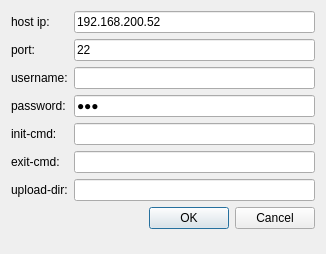
This is dialog_setting.ui in anzyelay/qvncclient as Qt 5 draws it before an edit. The edited form follows.
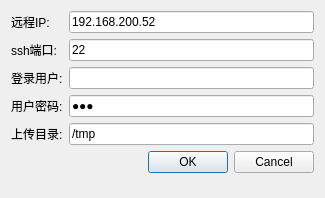
This is the edited form.

Commit message: 优化界面

```diff
--- a/dialog_setting.ui
+++ b/dialog_setting.ui
@@ -6,8 +6,8 @@
    <rect>
     <x>0</x>
     <y>0</y>
-    <width>326</width>
-    <height>254</height>
+    <width>325</width>
+    <height>198</height>
    </rect>
   </property>
   <property name="windowTitle">
@@ -17,7 +17,7 @@
    <item row="0" column="0">
     <widget class="QLabel" name="label">
      <property name="text">
-      <string>host ip:</string>
+      <string>远程IP:</string>
      </property>
     </widget>
    </item>
@@ -34,7 +34,7 @@
    <item row="1" column="0">
     <widget class="QLabel" name="label_2">
      <property name="text">
-      <string>port:</string>
+      <string>ssh端口:</string>
      </property>
     </widget>
    </item>
@@ -48,7 +48,7 @@
    <item row="2" column="0">
     <widget class="QLabel" name="label_3">
      <property name="text">
-      <string>username:</string>
+      <string>登录用户:</string>
      </property>
     </widget>
    </item>
@@ -58,7 +58,7 @@
    <item row="3" column="0">
     <widget class="QLabel" name="label_4">
      <property name="text">
-      <string>password:</string>
+      <string>用户密码:</string>
      </property>
     </widget>
    </item>
@@ -72,7 +72,24 @@
      </property>
     </widget>
    </item>
-   <item row="7" column="1">
+   <item row="4" column="0">
+    <widget class="QLabel" name="label_7">
+     <property name="text">
+      <string>上传目录:</string>
+     </property>
+    </widget>
+   </item>
+   <item row="4" column="1">
+    <widget class="QLineEdit" name="uploadDir">
+     <property name="text">
+      <string>/tmp</string>
+     </property>
+     <property name="echoMode">
+      <enum>QLineEdit::Normal</enum>
+     </property>
+    </widget>
+   </item>
+   <item row="5" column="1">
     <widget class="QDialogButtonBox" name="buttonBox">
      <property name="orientation">
       <enum>Qt::Horizontal</enum>
@@ -82,57 +99,6 @@
      </property>
     </widget>
    </item>
-   <item row="4" column="1">
-    <widget class="QLineEdit" name="cmd">
-     <property name="text">
-      <string/>
-     </property>
-     <property name="echoMode">
-      <enum>QLineEdit::Normal</enum>
-     </property>
-    </widget>
-   </item>
-   <item row="4" column="0">
-    <widget class="QLabel" name="label_5">
-     <property name="text">
-      <string>init-cmd:</string>
-     </property>
-    </widget>
-   </item>
-   <item row="5" column="1">
-    <widget class="QLineEdit" name="exitCmd">
-     <property name="text">
-      <string/>
-     </property>
-     <property name="echoMode">
-      <enum>QLineEdit::Normal</enum>
-     </property>
-    </widget>
-   </item>
-   <item row="5" column="0">
-    <widget class="QLabel" name="label_6">
-     <property name="text">
-      <string>exit-cmd:</string>
-     </property>
-    </widget>
-   </item>
-   <item row="6" column="1">
-    <widget class="QLineEdit" name="uploadDir">
-     <property name="text">
-      <string/>
-     </property>
-     <property name="echoMode">
-      <enum>QLineEdit::Normal</enum>
-     </property>
-    </widget>
-   </item>
-   <item row="6" column="0">
-    <widget class="QLabel" name="label_7">
-     <property name="text">
-      <string>upload-dir:</string>
-     </property>
-    </widget>
-   </item>
   </layout>
  </widget>
  <resources/>
```
The commit also changes 5 other files.
